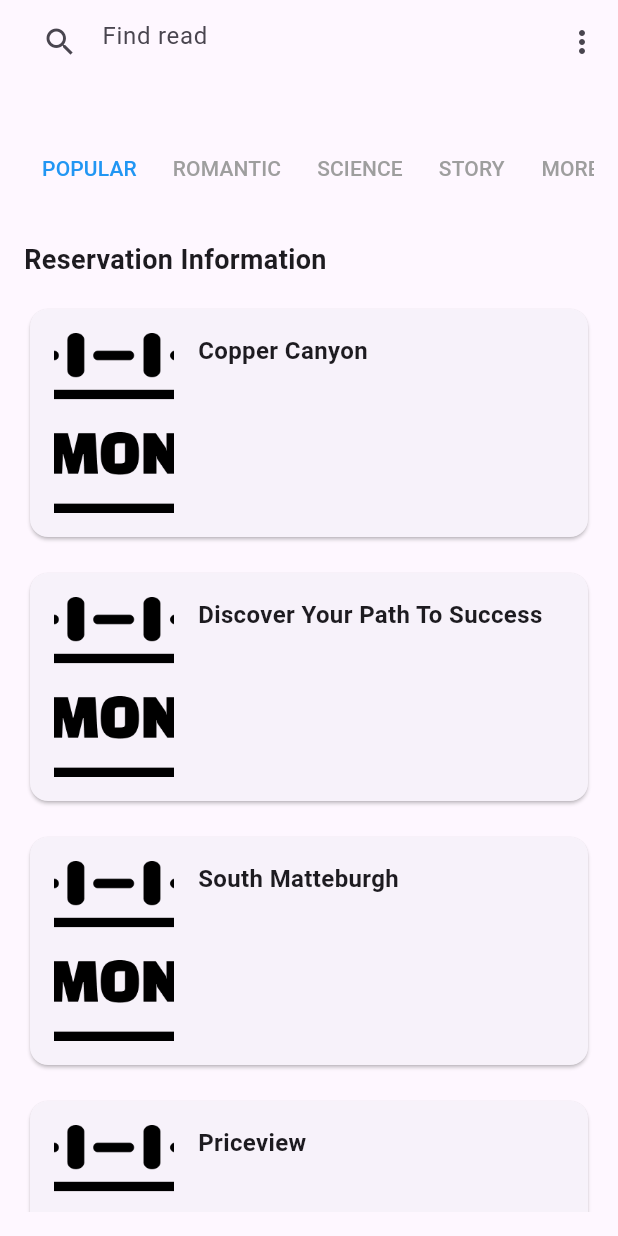
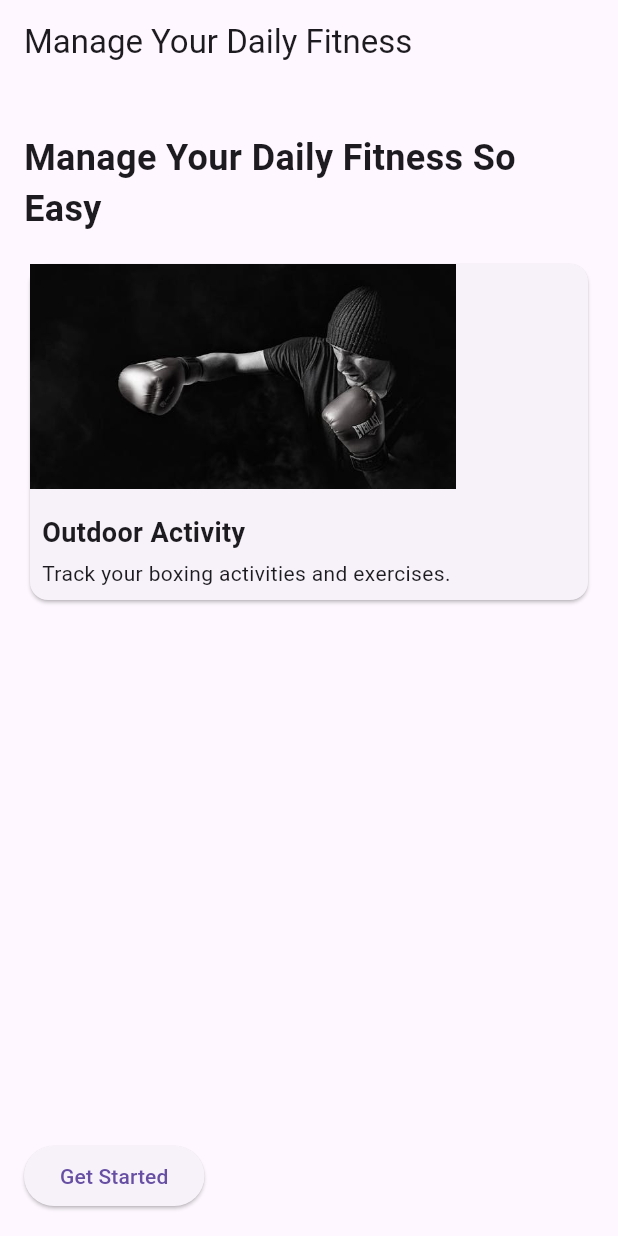
Before and after one commit to cheungJac0104/lessonReg, a Flutter app: the screen it shows after launch, on a phone screen of 412 x 824 dp. Run offline on Flutter 3.47's test engine with Material 3 defaults, Android fonts, the phone set to English and light mode, and no system bars; missing offline and left inert: window_manager.

Commit message:
add front page

```diff
--- /dev/null
+++ b/lesson_reg/lib/daily_fitness_page.dart
@@ -0,0 +1,94 @@
+import 'package:flutter/material.dart';
+
+class DailyFitnessPage extends StatelessWidget {
+  @override
+  Widget build(BuildContext context) {
+    return Scaffold(
+      appBar: AppBar(
+        title: Text('Manage Your Daily Fitness'),
+      ),
+      body: Padding(
+        padding: EdgeInsets.all(16.0),
+        child: Column(
+          crossAxisAlignment: CrossAxisAlignment.start,
+          children: [
+            SizedBox(height: 16.0),
+            Text(
+              'Manage Your Daily Fitness So Easy',
+              style: TextStyle(
+                fontSize: 24.0,
+                fontWeight: FontWeight.bold,
+              ),
+            ),
+            SizedBox(height: 16.0),
+            Expanded(
+              child: ListView(
+                children: [
+                  ActivityCard(
+                    imageAsset: 'assets/images/boxing.jpg',
+                    title: 'Outdoor Activity',
+                    description: 'Track your boxing activities and exercises.',
+                  ),
+                  SizedBox(height: 16.0),
+                ],
+              ),
+            ),
+            SizedBox(height: 16.0),
+            ElevatedButton(
+              onPressed: () {
+                // Navigate to the "Get Started" page
+              },
+              child: Text('Get Started'),
+            ),
+          ],
+        ),
+      ),
+    );
+  }
+}
+
+class ActivityCard extends StatelessWidget {
+  final String imageAsset;
+  final String title;
+  final String description;
+
+  ActivityCard({
+    required this.imageAsset,
+    required this.title,
+    required this.description,
+  });
+
+  @override
+  Widget build(BuildContext context) {
+    return Card(
+      child: Column(
+        crossAxisAlignment: CrossAxisAlignment.start,
+        children: [
+          Image.asset(
+            imageAsset,
+            height: 150.0,
+            fit: BoxFit.cover,
+          ),
+          SizedBox(height: 8.0),
+          Padding(
+            padding: EdgeInsets.all(8.0),
+            child: Column(
+              crossAxisAlignment: CrossAxisAlignment.start,
+              children: [
+                Text(
+                  title,
+                  style: TextStyle(
+                    fontSize: 18.0,
+                    fontWeight: FontWeight.bold,
+                  ),
+                ),
+                SizedBox(height: 4.0),
+                Text(description),
+              ],
+            ),
+          ),
+        ],
+      ),
+    );
+  }
+}
--- a/lesson_reg/lib/main.dart
+++ b/lesson_reg/lib/main.dart
@@ -1,7 +1,7 @@
 import 'package:flutter/material.dart';
 import 'dart:io' show Platform;
 import 'package:window_manager/window_manager.dart';
-import 'home_page.dart';
+import 'daily_fitness_page.dart';
 
 void main() async {
   WidgetsFlutterBinding.ensureInitialized();
@@ -22,9 +22,9 @@
   @override
   Widget build(BuildContext context) {
     return MaterialApp(
-      title: 'Time Book Hall',
+      title: 'VE Fitness Tracker',
       debugShowCheckedModeBanner: false,
-      home: HomePage(),
+      home: DailyFitnessPage(),
     );
   }
 }
```
Also changed, not shown: lesson_reg/assets/images/boxing.jpg (added).
